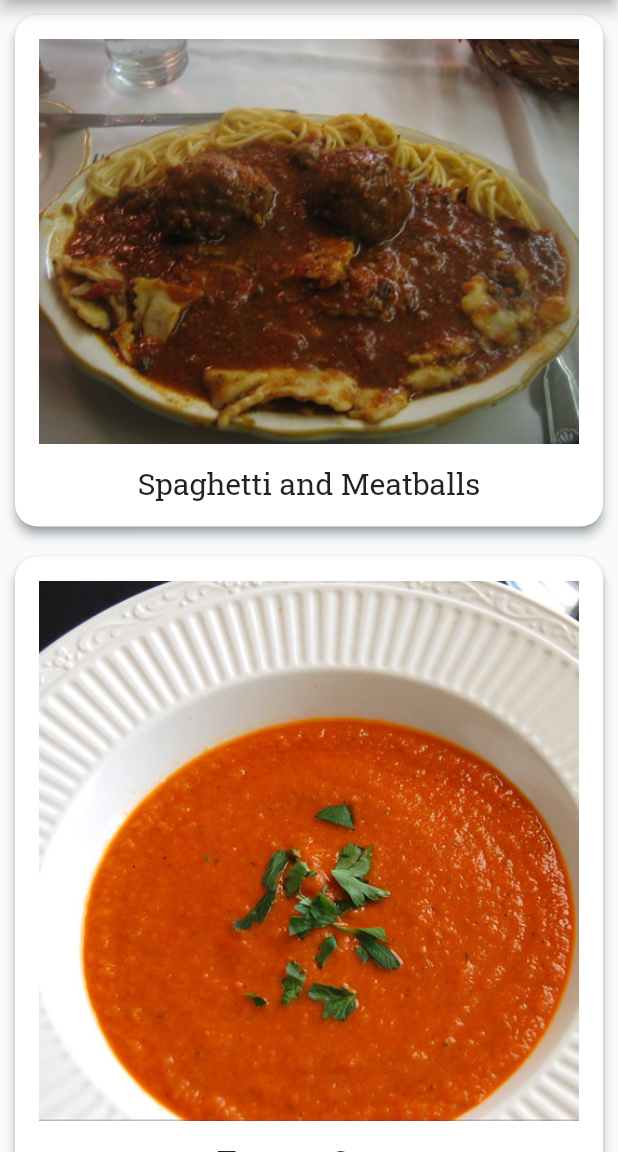
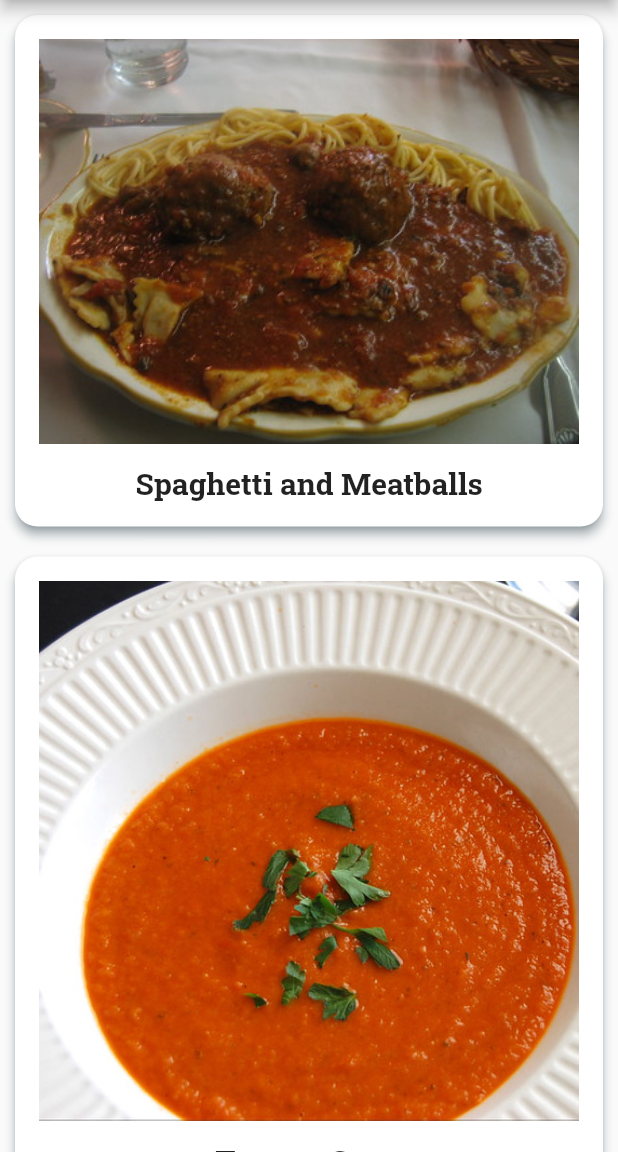
Before and after one commit to MuhammadIbraheem18sw26/Recipes-App, a Flutter app: the screen it shows after launch, on a phone screen of 412 x 824 dp, the part 84-1236 px from its top. Run offline on Flutter 3.47's test engine with Material 2 defaults, Android fonts, the phone set to English and light mode, and no system bars; our stand-ins replace get.

```diff
--- a/lib/Components/kRecipeCardWidget.dart
+++ b/lib/Components/kRecipeCardWidget.dart
@@ -18,9 +18,7 @@ Widget buildRecipeCard(Recipe recipe) {
           const SizedBox(height: 13),
           Text(
             recipe.label,
-            style: const TextStyle(
-              fontSize: 20.0,
-            ),
+            style: const TextStyle(fontSize: 20.0, fontWeight: FontWeight.bold),
           ),
         ],
       ),
--- a/lib/main.dart
+++ b/lib/main.dart
@@ -1,23 +1,29 @@
 // ignore_for_file: prefer_const_constructors
 
 import 'package:flutter/material.dart';
+import 'package:recipes_app/screens/recipe_details.dart';
 import 'screens/myhome_page.dart';
+import 'package:get/get.dart';
+import 'model/recipe.dart';
 
 void main() {
   runApp(RecipeApp());
 }
 
 class RecipeApp extends StatelessWidget {
-  // This widget is the root of your application.
   @override
   Widget build(BuildContext context) {
-    return MaterialApp(
+    return GetMaterialApp(
       theme: ThemeData(fontFamily: 'Roboto Slab').copyWith(
         colorScheme: ThemeData()
             .colorScheme
             .copyWith(primary: Colors.grey, secondary: Colors.black),
       ),
-      home: MyHomePage(),
+      initialRoute: MyHomePage.homepage,
+      getPages: [
+        GetPage(name: MyHomePage.homepage, page: () => MyHomePage()),
+        GetPage(name: RecipeDetail.recipeDetail, page: () => RecipeDetail()),
+      ],
     );
   }
 }
--- a/lib/screens/myhome_page.dart
+++ b/lib/screens/myhome_page.dart
@@ -1,14 +1,19 @@
 import 'package:flutter/material.dart';
+import 'package:get/get.dart';
 import 'package:recipes_app/Components/kRecipeCardWidget.dart';
 
 import '../model/recipe.dart';
+import 'recipe_details.dart';
 
 class MyHomePage extends StatefulWidget {
+  static String homepage = '/';
+
   @override
   _MyHomePageState createState() => _MyHomePageState();
 }
 
 class _MyHomePageState extends State<MyHomePage> {
+  List<Recipe> recipe = Recipe.samples;
   @override
   Widget build(BuildContext context) {
     return Scaffold(
@@ -20,9 +25,17 @@ class _MyHomePageState extends State<MyHomePage> {
       body: SafeArea(
         child: Container(
           child: ListView.builder(
-              itemCount: Recipe.samples.length,
+              itemCount: recipe.length,
               itemBuilder: (context, index) {
-                return buildRecipeCard(Recipe.samples[index]);
+                print(recipe[index].label);
+                return GestureDetector(
+                    onTap: () {
+                      Get.toNamed(RecipeDetail.recipeDetail, arguments: {
+                        'label': recipe[index].label,
+                        'imgUrl': recipe[index].imageUrl,
+                      });
+                    },
+                    child: buildRecipeCard(recipe[index]));
               }),
         ),
       ),
--- a/pubspec.yaml
+++ b/pubspec.yaml
@@ -18,6 +18,7 @@ dependencies:
 
 
   cupertino_icons: ^1.0.2
+  get: ^4.6.1
 
 dev_dependencies:
   flutter_test:
```
Also changed, not shown: lib/screens/recipe_details.dart (added, +51 -0 lines), pubspec.lock.
